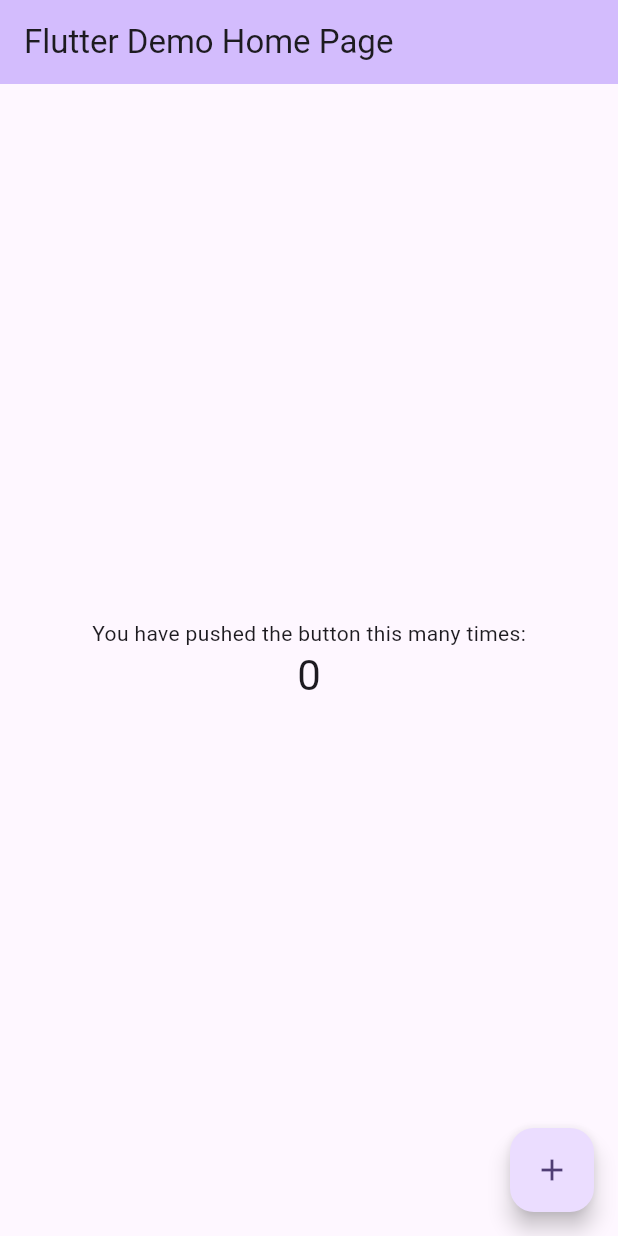
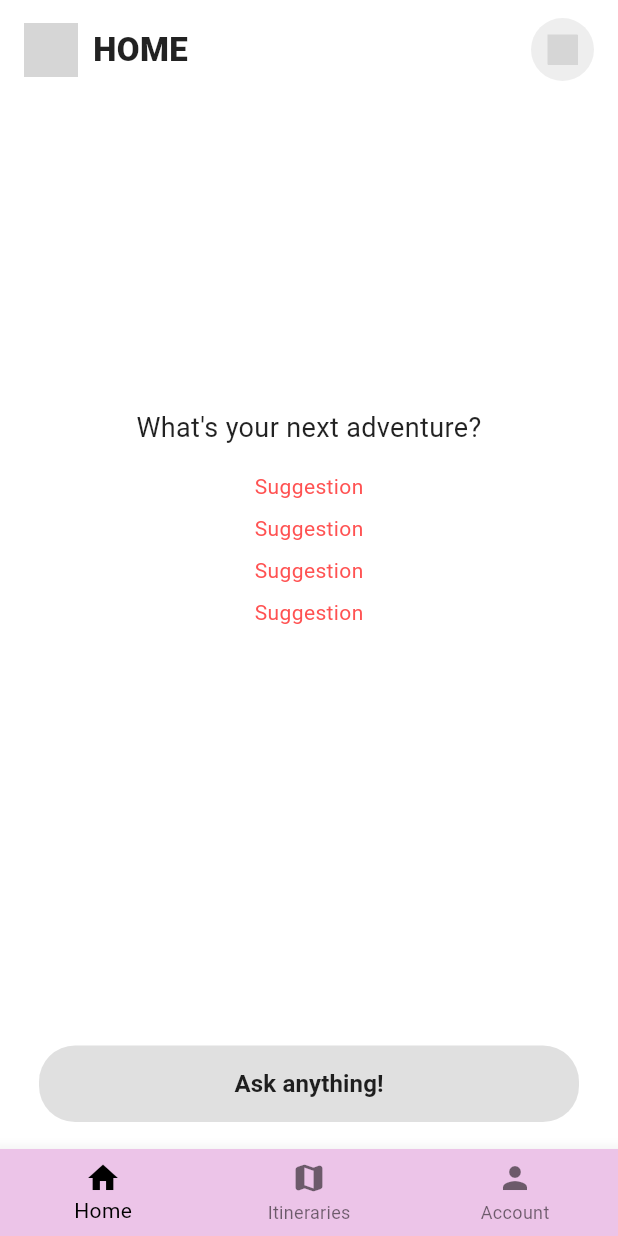
Before and after one commit to Marshyy69/mochiroam_ai, a Flutter app: the screen it shows after launch, on a phone screen of 412 x 824 dp. Run offline on Flutter 3.47's test engine with Material 3 defaults, Android fonts, the phone set to English and light mode, and no system bars; our stand-ins replace dash_chat_2, flutter_svg, shared_preferences; grey boxes are pictures that could not be loaded.

Commit message:
Some features

```diff
--- /dev/null
+++ b/lib/Screens/home_screen.dart
@@ -0,0 +1,163 @@
+// lib/screens/home_screen.dart
+import 'package:flutter/material.dart';
+import 'package:flutter_svg/flutter_svg.dart';
+import '../widgets/bottom_nav_bar.dart';
+
+class HomeScreen extends StatelessWidget {
+  const HomeScreen({super.key});
+
+  @override
+  Widget build(BuildContext context) {
+    return Scaffold(
+      // Main body
+      body: SafeArea(
+        child: Column(
+          children: [
+            // Header row: mascot, HOME, profile icon
+            Padding(
+              padding: const EdgeInsets.symmetric(horizontal: 16.0, vertical: 12),
+              child: Row(
+                children: [
+                  // Mascot image (PNG)
+                  Image.asset(
+                    'assets/images/mascot.png',
+                    width: 36,
+                    height: 36,
+                    fit: BoxFit.contain,
+                  ),
+
+                  const SizedBox(width: 10),
+
+                  // Title
+                  const Expanded(
+                    child: Text(
+                      'HOME',
+                      style: TextStyle(
+                        fontSize: 22,
+                        fontWeight: FontWeight.w800,
+                        color: Colors.black87,
+                      ),
+                    ),
+                  ),
+
+                  // Profile icon (svg) wrapped in a circle
+                  GestureDetector(
+                    onTap: () {
+                      // go to account page via route
+                      Navigator.pushReplacementNamed(context, '/account');
+                    },
+                    child: Container(
+                      width: 42,
+                      height: 42,
+                      decoration: BoxDecoration(
+                        color: Colors.grey[200],
+                        shape: BoxShape.circle,
+                      ),
+                      child: Center(
+                        child: SvgPicture.asset(
+                          'assets/icons/profile.svg',
+                          width: 20,
+                          height: 20,
+                          // color tint
+                          colorFilter: const ColorFilter.mode(Colors.black54, BlendMode.srcIn),
+                        ),
+                      ),
+                    ),
+                  ),
+                ],
+              ),
+            ),
+
+            // Content area
+            Expanded(
+              child: Padding(
+                padding: const EdgeInsets.symmetric(horizontal: 26.0),
+                child: Column(
+                  children: [
+                    const Spacer(flex: 3),
+
+                    // Main prompt text
+                    const Text(
+                      "What's your next adventure?",
+                      style: TextStyle(
+                        fontSize: 18,
+                        color: Colors.black87,
+                      ),
+                      textAlign: TextAlign.center,
+                    ),
+
+                    const SizedBox(height: 12),
+
+                    // Suggestion list (static placeholders)
+                    Column(
+                      children: const [
+                        SuggestionText('Suggestion'),
+                        SuggestionText('Suggestion'),
+                        SuggestionText('Suggestion'),
+                        SuggestionText('Suggestion'),
+                      ],
+                    ),
+
+                    const Spacer(flex: 4),
+
+                    // "Ask anything!" button
+                    SizedBox(
+                      width: double.infinity,
+                      child: ElevatedButton(
+                      onPressed: () {
+  Navigator.pushNamed(context, '/chat');
+},
+
+                        style: ElevatedButton.styleFrom(
+                          backgroundColor: Colors.grey[300],
+                          elevation: 0,
+                          padding: const EdgeInsets.symmetric(vertical: 14),
+                          shape: RoundedRectangleBorder(
+                            borderRadius: BorderRadius.circular(24),
+                          ),
+                        ),
+                        child: const Text(
+                          'Ask anything!',
+                          style: TextStyle(
+                            color: Colors.black87,
+                            fontWeight: FontWeight.w600,
+                            fontSize: 16,
+                          ),
+                        ),
+                      ),
+                    ),
+
+                    const SizedBox(height: 18),
+                  ],
+                ),
+              ),
+            ),
+          ],
+        ),
+      ),
+
+      // Global bottom navigation bar (reusable)
+      bottomNavigationBar: const BottomNavBar(currentIndex: 0),
+    );
+  }
+}
+
+/// Small helper widget for suggestion text (keeps HomeScreen tidy)
+class SuggestionText extends StatelessWidget {
+  final String text;
+  const SuggestionText(this.text, {super.key});
+
+  @override
+  Widget build(BuildContext context) {
+    return Padding(
+      padding: const EdgeInsets.symmetric(vertical: 4.0),
+      child: Text(
+        text,
+        style: const TextStyle(
+          color: Colors.redAccent,
+          fontSize: 14,
+        ),
+      ),
+    );
+  }
+}
--- a/lib/main.dart
+++ b/lib/main.dart
@@ -1,122 +1,37 @@
 import 'package:flutter/material.dart';
+import 'screens/chat_screen.dart';
+import 'screens/home_screen.dart';
+import 'screens/itinerary_page.dart';
+
 
 void main() {
-  runApp(const MyApp());
+  runApp(const MochiRoamApp());
 }
 
-class MyApp extends StatelessWidget {
-  const MyApp({super.key});
+class MochiRoamApp extends StatelessWidget {
+  const MochiRoamApp({super.key});
 
-  // This widget is the root of your application.
   @override
   Widget build(BuildContext context) {
     return MaterialApp(
-      title: 'Flutter Demo',
+      title: 'MochiRoam AI',
+      debugShowCheckedModeBanner: false,
+
       theme: ThemeData(
-        // This is the theme of your application.
-        //
-        // TRY THIS: Try running your application with "flutter run". You'll see
-        // the application has a purple toolbar. Then, without quitting the app,
-        // try changing the seedColor in the colorScheme below to Colors.green
-        // and then invoke "hot reload" (save your changes or press the "hot
-        // reload" button in a Flutter-supported IDE, or press "r" if you used
-        // the command line to start the app).
-        //
-        // Notice that the counter didn't reset back to zero; the application
-        // state is not lost during the reload. To reset the state, use hot
-        // restart instead.
-        //
-        // This works for code too, not just values: Most code changes can be
-        // tested with just a hot reload.
-        colorScheme: .fromSeed(seedColor: Colors.deepPurple),
+        primarySwatch: Colors.pink,
+        scaffoldBackgroundColor: Colors.white,
+        useMaterial3: true,
       ),
-      home: const MyHomePage(title: 'Flutter Demo Home Page'),
+
+      // -------------------- 👇 ADD ROUTES HERE --------------------
+      home: const HomeScreen(),
+      routes: {
+        "/home": (context) => const HomeScreen(),
+        "/itinerary": (context) => const ItineraryPage(),
+        // "/account": (context) => const AccountPage(),
+         '/chat': (context) => const ChatScreen(),
+      },
+      // --------------------------------------------------------------
     );
   }
 }
-
-class MyHomePage extends StatefulWidget {
-  const MyHomePage({super.key, required this.title});
-
-  // This widget is the home page of your application. It is stateful, meaning
-  // that it has a State object (defined below) that contains fields that affect
-  // how it looks.
-
-  // This class is the configuration for the state. It holds the values (in this
-  // case the title) provided by the parent (in this case the App widget) and
-  // used by the build method of the State. Fields in a Widget subclass are
-  // always marked "final".
-
-  final String title;
-
-  @override
-  State<MyHomePage> createState() => _MyHomePageState();
-}
-
-class _MyHomePageState extends State<MyHomePage> {
-  int _counter = 0;
-
-  void _incrementCounter() {
-    setState(() {
-      // This call to setState tells the Flutter framework that something has
-      // changed in this State, which causes it to rerun the build method below
-      // so that the display can reflect the updated values. If we changed
-      // _counter without calling setState(), then the build method would not be
-      // called again, and so nothing would appear to happen.
-      _counter++;
-    });
-  }
-
-  @override
-  Widget build(BuildContext context) {
-    // This method is rerun every time setState is called, for instance as done
-    // by the _incrementCounter method above.
-    //
-    // The Flutter framework has been optimized to make rerunning build methods
-    // fast, so that you can just rebuild anything that needs updating rather
-    // than having to individually change instances of widgets.
-    return Scaffold(
-      appBar: AppBar(
-        // TRY THIS: Try changing the color here to a specific color (to
-        // Colors.amber, perhaps?) and trigger a hot reload to see the AppBar
-        // change color while the other colors stay the same.
-        backgroundColor: Theme.of(context).colorScheme.inversePrimary,
-        // Here we take the value from the MyHomePage object that was created by
-        // the App.build method, and use it to set our appbar title.
-        title: Text(widget.title),
-      ),
-      body: Center(
-        // Center is a layout widget. It takes a single child and positions it
-        // in the middle of the parent.
-        child: Column(
-          // Column is also a layout widget. It takes a list of children and
-          // arranges them vertically. By default, it sizes itself to fit its
-          // children horizontally, and tries to be as tall as its parent.
-          //
-          // Column has various properties to control how it sizes itself and
-          // how it positions its children. Here we use mainAxisAlignment to
-          // center the children vertically; the main axis here is the vertical
-          // axis because Columns are vertical (the cross axis would be
-          // horizontal).
-          //
-          // TRY THIS: Invoke "debug painting" (choose the "Toggle Debug Paint"
-          // action in the IDE, or press "p" in the console), to see the
-          // wireframe for each widget.
-          mainAxisAlignment: .center,
-          children: [
-            const Text('You have pushed the button this many times:'),
-            Text(
-              '$_counter',
-              style: Theme.of(context).textTheme.headlineMedium,
-            ),
-          ],
-        ),
-      ),
-      floatingActionButton: FloatingActionButton(
-        onPressed: _incrementCounter,
-        tooltip: 'Increment',
-        child: const Icon(Icons.add),
-      ),
-    );
-  }
-}
--- /dev/null
+++ b/lib/widgets/bottom_nav_bar.dart
@@ -0,0 +1,53 @@
+import 'package:flutter/material.dart';
+
+class BottomNavBar extends StatelessWidget {
+  final int currentIndex;
+
+  const BottomNavBar({super.key, required this.currentIndex});
+
+  void _onItemTapped(BuildContext context, int index) {
+    if (index == currentIndex) return; // Prevent reloading same page
+
+    switch (index) {
+      case 0:
+        Navigator.pushReplacementNamed(context, "/home");
+        break;
+      case 1:
+        Navigator.pushReplacementNamed(context, "/itinerary");
+        break;
+      case 2:
+        Navigator.pushReplacementNamed(context, "/account");
+        break;
+    }
+  }
+
+  @override
+  Widget build(BuildContext context) {
+    return BottomNavigationBar(
+      currentIndex: currentIndex,
+      onTap: (index) => _onItemTapped(context, index),
+
+      selectedItemColor: Colors.black,
+      unselectedItemColor: Colors.black54,
+      backgroundColor: const Color(0xFFECC4E8),
+      elevation: 10,
+
+      items: const [
+        BottomNavigationBarItem(
+          icon: Icon(Icons.home),
+          label: 'Home',
+        ),
+
+        BottomNavigationBarItem(
+          icon: Icon(Icons.map_rounded),
+          label: 'Itineraries',
+        ),
+
+        BottomNavigationBarItem(
+          icon: Icon(Icons.person),
+          label: 'Account',
+        ),
+      ],
+    );
+  }
+}
```
Also changed, not shown: lib/Screens/Itinerary_page.dart (added, +150 -0 lines), lib/Screens/chat_screen.dart (added, +85 -0 lines), lib/Screens/onboarding_screen.dart (added, +94 -0 lines), pubspec.yaml (+49 -9 lines), 3 other files.
